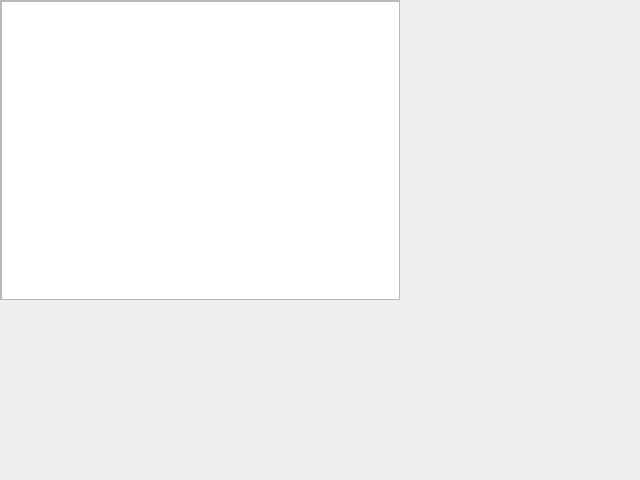
jmdaemon/oggex, file app/qt/embedwidget/embedwidget.ui: the form before one commit.
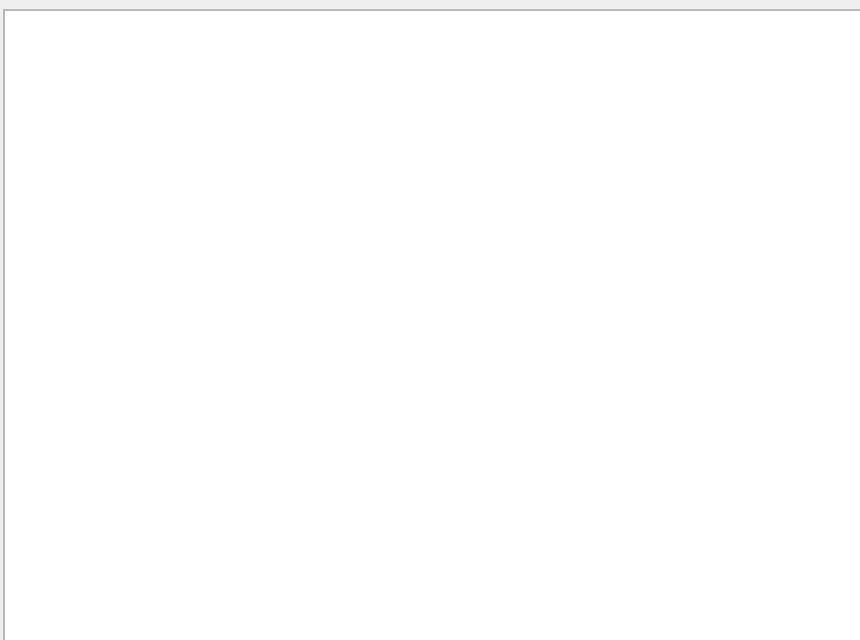
The form after the commit.

Commit message: Adjust sizes of embedwidget, mainwindow

```diff
--- a/app/qt/embedwidget/embedwidget.ui
+++ b/app/qt/embedwidget/embedwidget.ui
@@ -6,21 +6,63 @@
    <rect>
     <x>0</x>
     <y>0</y>
-    <width>640</width>
-    <height>480</height>
+    <width>860</width>
+    <height>640</height>
    </rect>
   </property>
+  <property name="sizePolicy">
+   <sizepolicy hsizetype="Fixed" vsizetype="Fixed">
+    <horstretch>0</horstretch>
+    <verstretch>0</verstretch>
+   </sizepolicy>
+  </property>
   <property name="windowTitle">
    <string>Form</string>
   </property>
+  <widget class="QWidget" name="verticalLayoutWidget">
+   <property name="geometry">
+    <rect>
+     <x>-3</x>
+     <y>3</y>
+     <width>872</width>
+     <height>652</height>
+    </rect>
+   </property>
+   <layout class="QVBoxLayout" name="verticalLayout">
+    <property name="sizeConstraint">
+     <enum>QLayout::SetMaximumSize</enum>
+    </property>
+    <property name="leftMargin">
+     <number>6</number>
+    </property>
+    <property name="topMargin">
+     <number>6</number>
+    </property>
+    <property name="rightMargin">
+     <number>6</number>
+    </property>
+    <property name="bottomMargin">
+     <number>6</number>
+    </property>
+    <item>
   <widget class="QScrollArea" name="scrollArea">
-   <property name="geometry">
-    <rect>
-     <x>0</x>
-     <y>0</y>
-     <width>400</width>
-     <height>300</height>
-    </rect>
+      <property name="sizePolicy">
+       <sizepolicy hsizetype="Fixed" vsizetype="Fixed">
+        <horstretch>0</horstretch>
+        <verstretch>0</verstretch>
+       </sizepolicy>
+      </property>
+      <property name="minimumSize">
+       <size>
+        <width>860</width>
+        <height>640</height>
+       </size>
+      </property>
+      <property name="maximumSize">
+       <size>
+        <width>1280</width>
+        <height>720</height>
+       </size>
    </property>
    <property name="widgetResizable">
     <bool>true</bool>
@@ -30,8 +72,8 @@
      <rect>
       <x>0</x>
       <y>0</y>
-      <width>398</width>
-      <height>298</height>
+         <width>858</width>
+         <height>638</height>
      </rect>
     </property>
     <widget class="QTreeView" name="treeView">
@@ -39,12 +81,33 @@
       <rect>
        <x>0</x>
        <y>0</y>
-       <width>400</width>
-       <height>300</height>
-      </rect>
-     </property>
-    </widget>
-   </widget>
+          <width>860</width>
+          <height>640</height>
+         </rect>
+        </property>
+        <property name="sizePolicy">
+         <sizepolicy hsizetype="MinimumExpanding" vsizetype="MinimumExpanding">
+          <horstretch>0</horstretch>
+          <verstretch>0</verstretch>
+         </sizepolicy>
+        </property>
+        <property name="minimumSize">
+         <size>
+          <width>860</width>
+          <height>640</height>
+         </size>
+        </property>
+        <property name="maximumSize">
+         <size>
+          <width>1280</width>
+          <height>720</height>
+         </size>
+        </property>
+       </widget>
+      </widget>
+     </widget>
+    </item>
+   </layout>
   </widget>
  </widget>
  <resources/>
```
Lines whose indentation alone changed are shown as unchanged. The commit also changes 1 other file.
